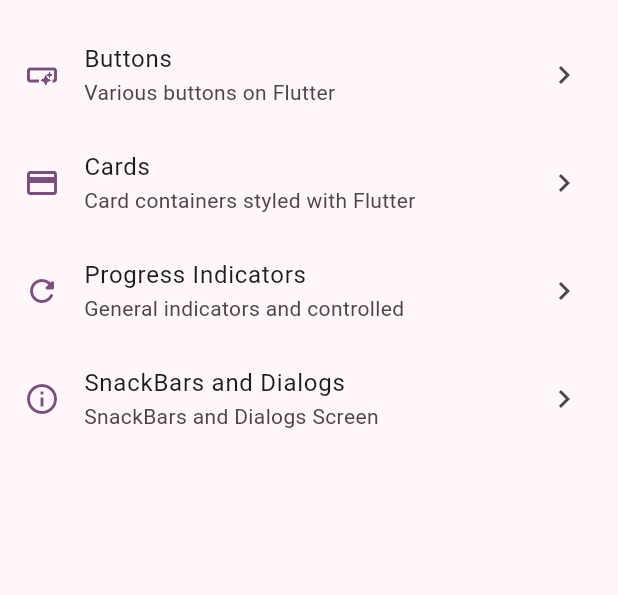
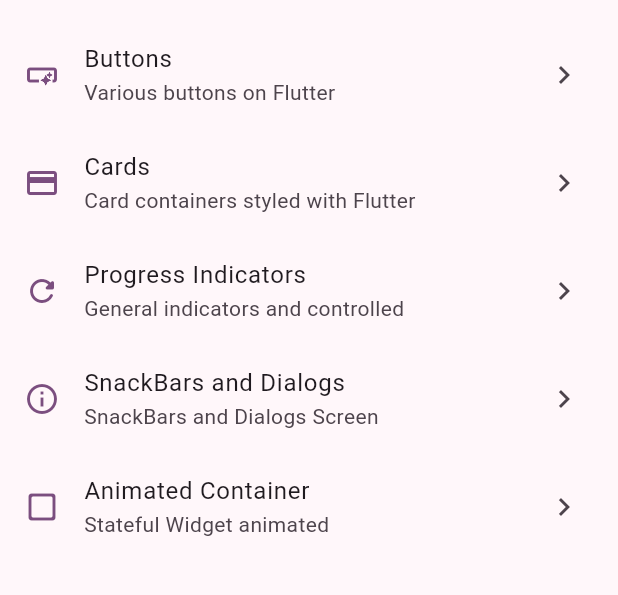
Before and after one commit to cxcarvaj/Widgets-App, a Flutter app: the screen it shows after launch, on a phone screen of 412 x 824 dp, the part 63-658 px from its top. Run offline on Flutter 3.47's test engine with Material 3 defaults, Android fonts, the phone set to English and light mode, and no system bars; our stand-ins replace go_router.

Commit message:
feat(animated_containers): Implementation of animated containers

```diff
--- a/lib/config/menu/menu_items.dart
+++ b/lib/config/menu/menu_items.dart
@@ -39,4 +39,10 @@ const appMenuItems = <MenuItem>[
     link: '/snackbar_screen',
     icon: Icons.info_outline,
   ),
+  MenuItem(
+    title: 'Animated Container',
+    subtitle: 'Stateful Widget animated',
+    link: '/animated_screen',
+    icon: Icons.check_box_outline_blank_rounded,
+  ),
 ];
--- a/lib/config/router/app_router.dart
+++ b/lib/config/router/app_router.dart
@@ -29,5 +29,10 @@ final appRouter = GoRouter(
       name: SnackBarScreen.routeName,
       builder: (context, state) => const SnackBarScreen(),
     ),
+        GoRoute(
+      path: '/animated_screen',
+      name: AnimatedScreen.routeName,
+      builder: (context, state) => const AnimatedScreen(),
+    ),
   ],
 );
```
Also changed, not shown: lib/presentation/screens/animated/animated_screen.dart (+51 -2 lines).
